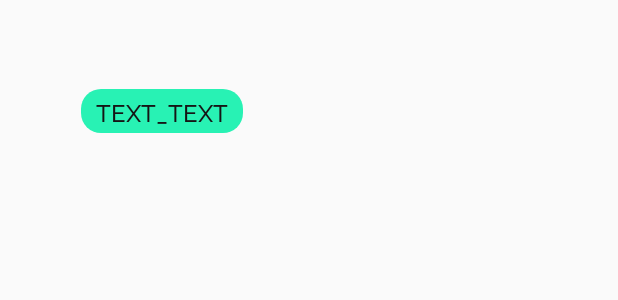
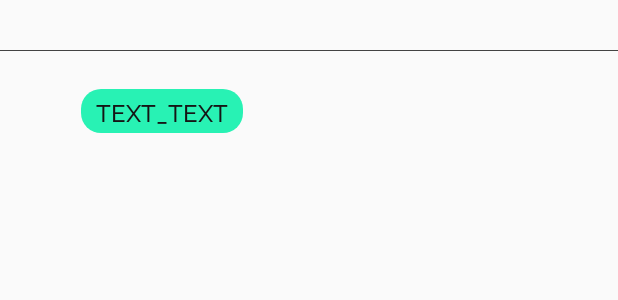
Before and after one commit to nguyenson4497/ActivityFragmentRecyclerView, an Android app: the layout item_list_menu_3.xml on its own in the app's theme, with its tools: preview values and no code run, on a phone screen of 412 x 824 dp. Shown: the top 300 px of the screen. Run offline under Robolectric (Android 15) with nearby library versions, the phone set to English and light mode, and no system bars.

Commit message:
activity, fragment, recycler view

```diff
--- a/app/src/main/java/com/example/zeplinnewproject/activity/HomeActivity.kt
+++ b/app/src/main/java/com/example/zeplinnewproject/activity/HomeActivity.kt
@@ -32,6 +32,7 @@ class HomeActivity : AppCompatActivity(), View.OnClickListener {
         val fragment = FragmentHome()
         val fragmentTransaction: FragmentTransaction = supportFragmentManager.beginTransaction()
         fragmentTransaction.replace(R.id.fragment_tab, fragment)
+        fragmentTransaction.addToBackStack(FragmentHome.TAB_HOME)
         fragmentTransaction.commit()
     }
 
@@ -42,7 +43,6 @@ class HomeActivity : AppCompatActivity(), View.OnClickListener {
                 val fragmentTransaction: FragmentTransaction =
                     supportFragmentManager.beginTransaction()
                 fragmentTransaction.replace(R.id.fragment_tab, fragment)
-                fragmentTransaction.addToBackStack(FragmentHome.TAB_HOME)
                 fragmentTransaction.commit()
             }
             iv_chart -> {
@@ -76,7 +76,9 @@ class HomeActivity : AppCompatActivity(), View.OnClickListener {
 
     override fun onBackPressed() {
         super.onBackPressed()
-        supportFragmentManager.popBackStack()
+        if (iv_chart.isFocusable){
+            supportFragmentManager.popBackStack(FragmentHome.TAB_HOME, 1)
+        }
     }
 
 }
--- a/app/src/main/java/com/example/zeplinnewproject/activity/LoginActivity.kt
+++ b/app/src/main/java/com/example/zeplinnewproject/activity/LoginActivity.kt
@@ -4,7 +4,6 @@ import android.os.Bundle
 import androidx.appcompat.app.AppCompatActivity
 import com.example.zeplinnewproject.R
 import com.example.zeplinnewproject.`interface`.TransferData
-import com.example.zeplinnewproject.fragment.FragmentConfirmPassword
 import com.example.zeplinnewproject.fragment.FragmentLogin
 
 class LoginActivity : AppCompatActivity(), TransferData {
@@ -29,9 +28,7 @@ class LoginActivity : AppCompatActivity(), TransferData {
 
         val transaction = supportFragmentManager.beginTransaction()
         val fragmentLogin = FragmentLogin()
-        val fragmentConfirmPassword = FragmentConfirmPassword()
         fragmentLogin.arguments = bundle
-        fragmentConfirmPassword.arguments = bundle
 
         transaction.replace(R.id.frame_account, fragmentLogin)
         transaction.commit()
@@ -39,6 +36,5 @@ class LoginActivity : AppCompatActivity(), TransferData {
 
     override fun onBackPressed() {
         super.onBackPressed()
-        supportFragmentManager.popBackStack()
     }
 }
--- a/app/src/main/java/com/example/zeplinnewproject/fragment/FragmentHome.kt
+++ b/app/src/main/java/com/example/zeplinnewproject/fragment/FragmentHome.kt
@@ -4,6 +4,7 @@ import android.os.Bundle
 import android.view.LayoutInflater
 import android.view.View
 import android.view.ViewGroup
+import android.widget.EditText
 import android.widget.TextView
 import android.widget.Toast
 import androidx.fragment.app.Fragment
@@ -12,9 +13,11 @@ import androidx.recyclerview.widget.ItemTouchHelper
 import androidx.recyclerview.widget.LinearLayoutManager
 import androidx.recyclerview.widget.RecyclerView
 import com.example.zeplinnewproject.R
+import com.example.zeplinnewproject.`interface`.TransferData
 import com.example.zeplinnewproject.adapter.AdapterHome
 import com.example.zeplinnewproject.adapter.MenuAdapter
 import com.example.zeplinnewproject.model.HomeObject
+import kotlinx.android.synthetic.main.fragment_login.*
 
 class FragmentHome : Fragment() {
     private var isLoading: Boolean = false
@@ -99,7 +102,6 @@ class FragmentHome : Fragment() {
                 }
             })
         itemTouchHelper.attachToRecyclerView(recyclerItemHome)
-        fragmentManager?.isStateSaved
         return view
     }
 
@@ -144,6 +146,6 @@ class FragmentHome : Fragment() {
         adapterHome.setData(mList)
         isLoading = false
         btnLoad.visibility = View.GONE
-        fragmentManager?.isStateSaved
     }
+
 }
--- a/app/src/main/java/com/example/zeplinnewproject/fragment/FragmentLogin.kt
+++ b/app/src/main/java/com/example/zeplinnewproject/fragment/FragmentLogin.kt
@@ -11,6 +11,7 @@ import android.widget.Toast
 import androidx.fragment.app.Fragment
 import androidx.fragment.app.FragmentTransaction
 import com.example.zeplinnewproject.R
+import com.example.zeplinnewproject.`interface`.TransferData
 import com.example.zeplinnewproject.activity.HomeActivity
 import kotlinx.android.synthetic.main.fragment_login.*
 
@@ -19,6 +20,7 @@ class FragmentLogin : Fragment(), View.OnClickListener {
     private var displayPassword: String? = ""
     private lateinit var edtEmail: EditText
     private lateinit var edtPassword: EditText
+    private lateinit var transferData: TransferData
 
     override fun onCreateView(
         inflater: LayoutInflater,
@@ -34,6 +36,7 @@ class FragmentLogin : Fragment(), View.OnClickListener {
         btnSignUp.setOnClickListener(this)
         btnLogin.setOnClickListener(this)
         btnForgotPassword.setOnClickListener(this)
+        transferData = activity as TransferData
 
         displayEmail = arguments?.getString("mess1")
         displayPassword = arguments?.getString("mess2")
--- a/app/src/main/res/layout/fragment_menu.xml
+++ b/app/src/main/res/layout/fragment_menu.xml
@@ -104,6 +104,7 @@
             app:layout_constraintBottom_toBottomOf="parent"
             app:layout_constraintRight_toLeftOf="@+id/iv_trans"
             app:layout_constraintTop_toTopOf="parent" />
+
     </androidx.constraintlayout.widget.ConstraintLayout>
 
     <androidx.recyclerview.widget.RecyclerView
--- a/app/src/main/res/layout/item_list_menu_3.xml
+++ b/app/src/main/res/layout/item_list_menu_3.xml
@@ -6,13 +6,13 @@
     android:layout_marginBottom="10dp"
     android:layout_height="wrap_content">
 
-    <ImageView
+    <View
         android:id="@+id/iv_line_between_item"
         android:layout_width="match_parent"
-        android:src="@drawable/menu_line_1"
+        android:background="#434343"
         android:layout_marginBottom="25dp"
         android:layout_marginTop="23dp"
-        android:layout_height="wrap_content"/>
+        android:layout_height="0.5dp"/>
 
     <TextView
         android:id="@+id/tv_text_menu_style_3"
```
Also changed, not shown: app/src/main/java/com/example/zeplinnewproject/fragment/FragmentConfirmPassword.kt (+1 -7 lines).
